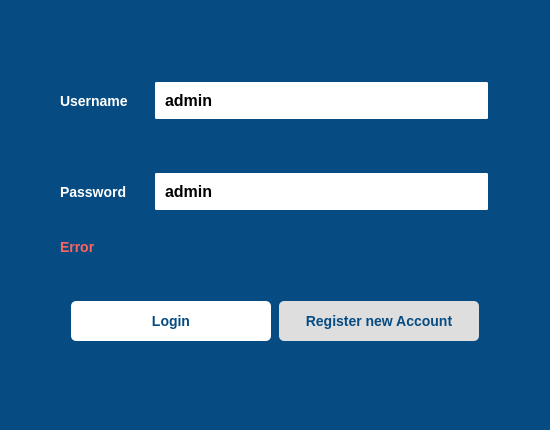
DORSA-co/Paticle_Size_Analyser, file uiFiles/login.ui: the form before one commit.
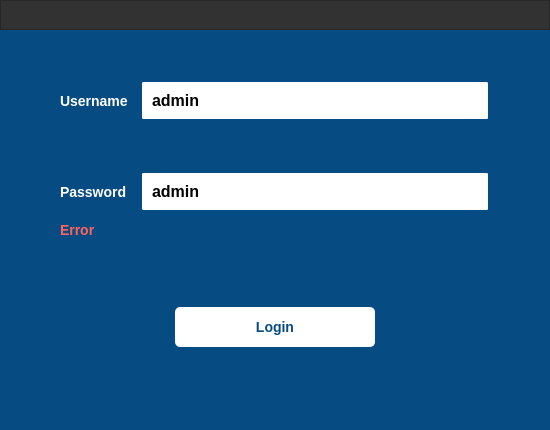
The form after the commit. Icons and pictures are not drawn.

Commit message: remove report added, units added, login_window close event added, compare page modify, select all samples added

```diff
--- a/uiFiles/login.ui
+++ b/uiFiles/login.ui
@@ -123,69 +123,234 @@
   </property>
   <layout class="QVBoxLayout" name="verticalLayout">
    <property name="spacing">
-    <number>25</number>
+    <number>0</number>
    </property>
    <property name="leftMargin">
-    <number>60</number>
+    <number>0</number>
    </property>
    <property name="topMargin">
-    <number>80</number>
+    <number>0</number>
    </property>
    <property name="rightMargin">
-    <number>60</number>
+    <number>0</number>
    </property>
    <property name="bottomMargin">
-    <number>80</number>
+    <number>0</number>
    </property>
    <item>
-    <layout class="QGridLayout" name="gridLayout">
-     <property name="verticalSpacing">
-      <number>50</number>
+    <widget class="QFrame" name="win_buttons">
+     <property name="maximumSize">
+      <size>
+       <width>16777215</width>
+       <height>30</height>
+      </size>
      </property>
-     <item row="0" column="0">
-      <widget class="QLabel" name="label">
-       <property name="text">
-        <string>Username</string>
-       </property>
-      </widget>
-     </item>
-     <item row="0" column="1">
-      <widget class="QLineEdit" name="username_input">
-       <property name="text">
-        <string>admin</string>
-       </property>
-      </widget>
-     </item>
-     <item row="1" column="0">
-      <widget class="QLabel" name="label_2">
-       <property name="text">
-        <string>Password</string>
-       </property>
-      </widget>
-     </item>
-     <item row="1" column="1">
-      <widget class="QLineEdit" name="password_input">
-       <property name="text">
-        <string>admin</string>
-       </property>
-      </widget>
-     </item>
-    </layout>
-   </item>
-   <item>
-    <widget class="QLabel" name="login_error_lbl">
-     <property name="styleSheet">
-      <string notr="true">color:rgb(255, 99, 94);</string>
-     </property>
-     <property name="text">
-      <string>Error</string>
-     </property>
-    </widget>
-   </item>
-   <item>
-    <widget class="QFrame" name="horizontalFrame">
      <property name="styleSheet">
       <string notr="true">QPushButton{
+	padding: 10px;
+	margin: 0px;
+	min-height: 0px;
+	min-width: 0px;
+	background-color: rgba(0,0,0,0);
+	max-height:20px;
+}
+
+QPushButton:hover {
+ border: 1 solid #ffffff;
+background-color: rgba(31, 32, 85, 100);
+ }
+
+#win_buttons{
+
+background-color: rgb(50, 50, 50);
+}</string>
+     </property>
+     <property name="frameShape">
+      <enum>QFrame::StyledPanel</enum>
+     </property>
+     <property name="frameShadow">
+      <enum>QFrame::Raised</enum>
+     </property>
+     <layout class="QHBoxLayout" name="horizontalLayout_13">
+      <property name="spacing">
+       <number>5</number>
+      </property>
+      <property name="leftMargin">
+       <number>0</number>
+      </property>
+      <property name="topMargin">
+       <number>0</number>
+      </property>
+      <property name="rightMargin">
+       <number>0</number>
+      </property>
+      <property name="bottomMargin">
+       <number>0</number>
+      </property>
+      <item>
+       <spacer name="horizontalSpacer">
+        <property name="orientation">
+         <enum>Qt::Horizontal</enum>
+        </property>
+        <property name="sizeHint" stdset="0">
+         <size>
+          <width>40</width>
+          <height>20</height>
+         </size>
+        </property>
+       </spacer>
+      </item>
+      <item>
+       <widget class="QPushButton" name="close_btn">
+        <property name="minimumSize">
+         <size>
+          <width>20</width>
+          <height>20</height>
+         </size>
+        </property>
+        <property name="maximumSize">
+         <size>
+          <width>16777215</width>
+          <height>40</height>
+         </size>
+        </property>
+        <property name="cursor">
+         <cursorShape>PointingHandCursor</cursorShape>
+        </property>
+        <property name="toolTip">
+         <string/>
+        </property>
+        <property name="styleSheet">
+         <string notr="true"/>
+        </property>
+        <property name="text">
+         <string/>
+        </property>
+        <property name="icon">
+         <iconset resource="Assets.qrc">
+          <normaloff>:/assets/Assets/general/close.png</normaloff>:/assets/Assets/general/close.png</iconset>
+        </property>
+        <property name="iconSize">
+         <size>
+          <width>15</width>
+          <height>15</height>
+         </size>
+        </property>
+       </widget>
+      </item>
+     </layout>
+    </widget>
+   </item>
+   <item>
+    <spacer name="verticalSpacer_3">
+     <property name="orientation">
+      <enum>Qt::Vertical</enum>
+     </property>
+     <property name="sizeHint" stdset="0">
+      <size>
+       <width>20</width>
+       <height>40</height>
+      </size>
+     </property>
+    </spacer>
+   </item>
+   <item>
+    <layout class="QVBoxLayout" name="verticalLayout_2">
+     <property name="leftMargin">
+      <number>60</number>
+     </property>
+     <property name="rightMargin">
+      <number>60</number>
+     </property>
+     <property name="bottomMargin">
+      <number>25</number>
+     </property>
+     <item>
+      <layout class="QGridLayout" name="gridLayout" columnstretch="0,0">
+       <property name="rightMargin">
+        <number>0</number>
+       </property>
+       <property name="verticalSpacing">
+        <number>50</number>
+       </property>
+       <item row="1" column="0">
+        <widget class="QLabel" name="label_2">
+         <property name="text">
+          <string>Password</string>
+         </property>
+        </widget>
+       </item>
+       <item row="1" column="1">
+        <widget class="QLineEdit" name="password_input">
+         <property name="text">
+          <string>admin</string>
+         </property>
+        </widget>
+       </item>
+       <item row="0" column="0">
+        <widget class="QLabel" name="label">
+         <property name="text">
+          <string>Username   </string>
+         </property>
+        </widget>
+       </item>
+       <item row="0" column="1">
+        <widget class="QLineEdit" name="username_input">
+         <property name="text">
+          <string>admin</string>
+         </property>
+        </widget>
+       </item>
+      </layout>
+     </item>
+     <item>
+      <widget class="QLabel" name="login_error_lbl">
+       <property name="minimumSize">
+        <size>
+         <width>0</width>
+         <height>35</height>
+        </size>
+       </property>
+       <property name="maximumSize">
+        <size>
+         <width>16777215</width>
+         <height>45</height>
+        </size>
+       </property>
+       <property name="styleSheet">
+        <string notr="true">color:rgb(255, 99, 94);</string>
+       </property>
+       <property name="text">
+        <string>Error</string>
+       </property>
+      </widget>
+     </item>
+     <item>
+      <spacer name="verticalSpacer_2">
+       <property name="orientation">
+        <enum>Qt::Vertical</enum>
+       </property>
+       <property name="sizeHint" stdset="0">
+        <size>
+         <width>20</width>
+         <height>40</height>
+        </size>
+       </property>
+      </spacer>
+     </item>
+     <item>
+      <widget class="QFrame" name="horizontalFrame">
+       <property name="styleSheet">
+        <string notr="true"/>
+       </property>
+       <layout class="QHBoxLayout" name="horizontalLayout">
+        <property name="topMargin">
+         <number>20</number>
+        </property>
+        <item>
+         <widget class="QPushButton" name="login_btn">
+          <property name="styleSheet">
+           <string notr="true">QPushButton{
 
 background-color: #ffffff;
 color: rgb(6, 76, 130);
@@ -198,39 +363,29 @@
 background-color: rgb(58, 209, 154);
 color:#ffffff;
 }</string>
+          </property>
+          <property name="text">
+           <string>Login</string>
+          </property>
+         </widget>
+        </item>
+       </layout>
+      </widget>
+     </item>
+    </layout>
+   </item>
+   <item>
+    <spacer name="verticalSpacer">
+     <property name="orientation">
+      <enum>Qt::Vertical</enum>
      </property>
-     <layout class="QHBoxLayout" name="horizontalLayout">
-      <property name="topMargin">
-       <number>20</number>
-      </property>
-      <item>
-       <widget class="QPushButton" name="login_btn">
-        <property name="styleSheet">
-         <string notr="true"/>
-        </property>
-        <property name="text">
-         <string>Login</string>
-        </property>
-       </widget>
-      </item>
-      <item>
-       <widget class="QPushButton" name="register_btn">
-        <property name="styleSheet">
-         <string notr="true">QPushButton{
-background-color:rgb(222, 222, 222);
-}
-
-QPushButton:hover{
-background-color:rgb(58, 209, 154);
-}</string>
-        </property>
-        <property name="text">
-         <string>Register new Account</string>
-        </property>
-       </widget>
-      </item>
-     </layout>
-    </widget>
+     <property name="sizeHint" stdset="0">
+      <size>
+       <width>20</width>
+       <height>40</height>
+      </size>
+     </property>
+    </spacer>
    </item>
   </layout>
  </widget>
```
Left out of the diff: 4 changed lines with no effect on the pictures. The commit also changes 21 other files.
